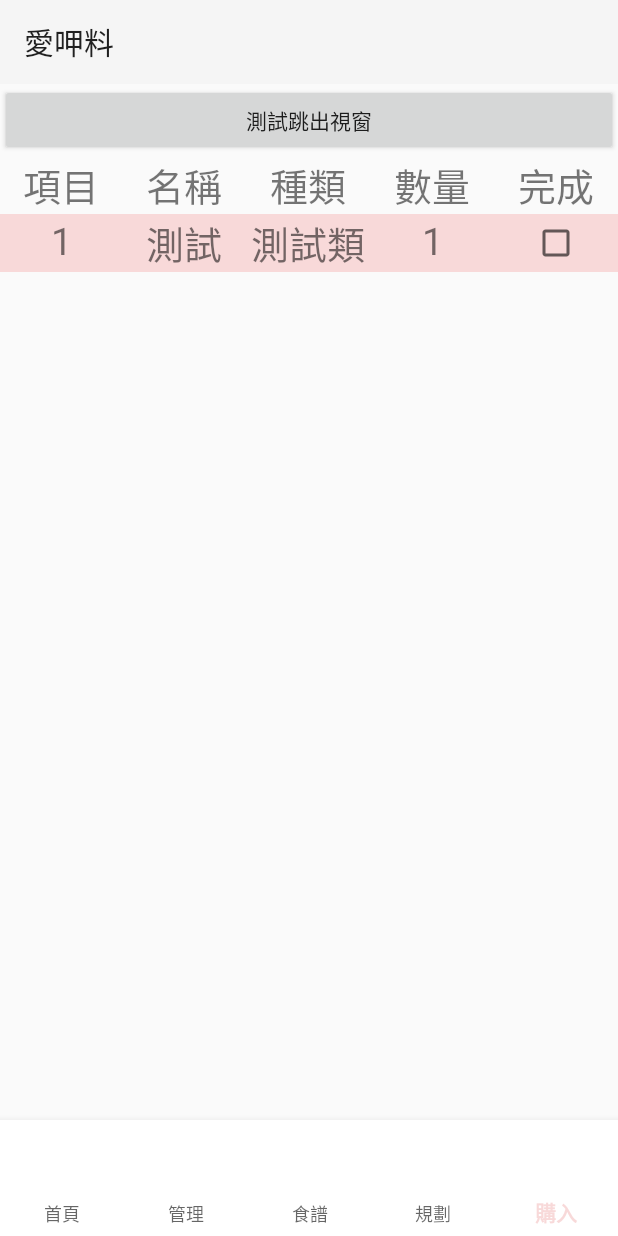
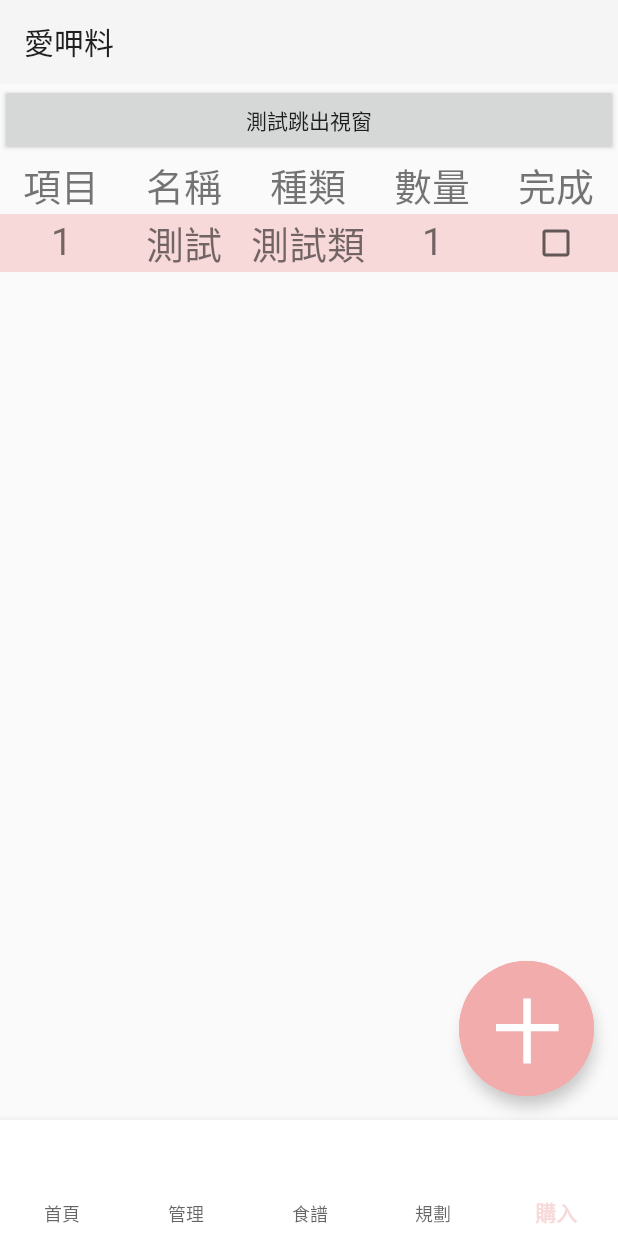
Before and after one commit to Danny0419/fridge, an Android app: the screen it shows after launch (MainActivity), item 5 of the bottom bar chosen, on a phone screen of 412 x 824 dp. Run offline under Robolectric (Android 15) with nearby library versions, the phone set to English and light mode, and no system bars.

Commit message:
1. 購物清單勾選方格置中 2. 購物清單頁面新增新增按鈕

```diff
--- a/app/build.gradle.kts
+++ b/app/build.gradle.kts
@@ -43,6 +43,7 @@ android {
 }
 
 dependencies {
+    implementation("com.google.android.material:material:1.7.0")
     implementation("com.google.android.material:material:1.2.0-alpha05")
     implementation("com.google.android.material:material:1.1.0-alpha10") //底部導覽模組
     implementation("androidx.lifecycle:lifecycle-runtime-ktx:2.6.1")
--- a/app/src/main/res/layout/fragment_shopping_list.xml
+++ b/app/src/main/res/layout/fragment_shopping_list.xml
@@ -3,6 +3,7 @@
     xmlns:tools="http://schemas.android.com/tools"
     android:layout_width="match_parent"
     android:layout_height="match_parent"
+    xmlns:app="http://schemas.android.com/apk/res-auto"
     tools:context=".fragments.ShoppingListFragment">
 
 
@@ -70,5 +71,26 @@
             android:layout_height="wrap_content" />
     </LinearLayout>
 
+    <androidx.constraintlayout.widget.ConstraintLayout
+        android:layout_width="match_parent"
+        android:layout_height="match_parent">
+        <com.google.android.material.button.MaterialButton
+            android:theme="@style/Theme.Material3.Dark.BottomSheetDialog"
+            style="@style/Widget.MaterialComponents.ExtendedFloatingActionButton"
+            android:id="@+id/floatingActionButton"
+            app:cornerRadius="360dp"
+            android:layout_width="90dp"
+            android:layout_height="90dp"
+            android:backgroundTint="@color/button_pink"
+            android:text="十"
+            android:textSize="45dp"
+            android:textStyle="bold"
+            android:textColor="@color/white"
+            app:layout_constraintEnd_toEndOf="parent"
+            app:layout_constraintBottom_toBottomOf="parent"
+            android:layout_margin="16dp"/>
+
+    </androidx.constraintlayout.widget.ConstraintLayout>
+
 
 </FrameLayout>
--- a/app/src/main/res/values/colors.xml
+++ b/app/src/main/res/values/colors.xml
@@ -4,4 +4,5 @@
     <color name="white">#FFFFFFFF</color>
     <color name="red">#F18080</color>
     <color name="pink">#F8D9D9</color>
+    <color name="button_pink">#F2ACAC</color>
 </resources>
```
